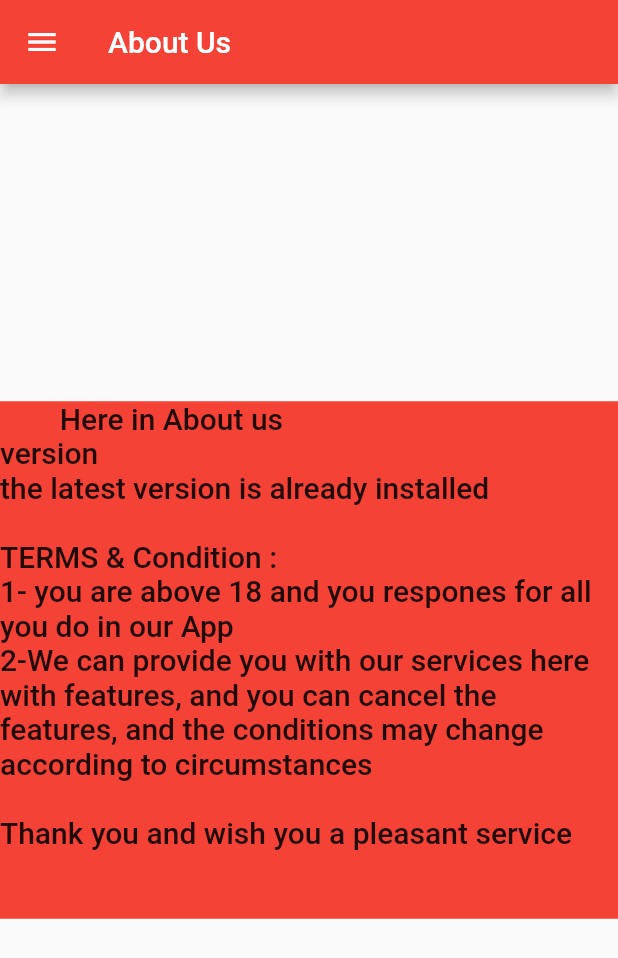
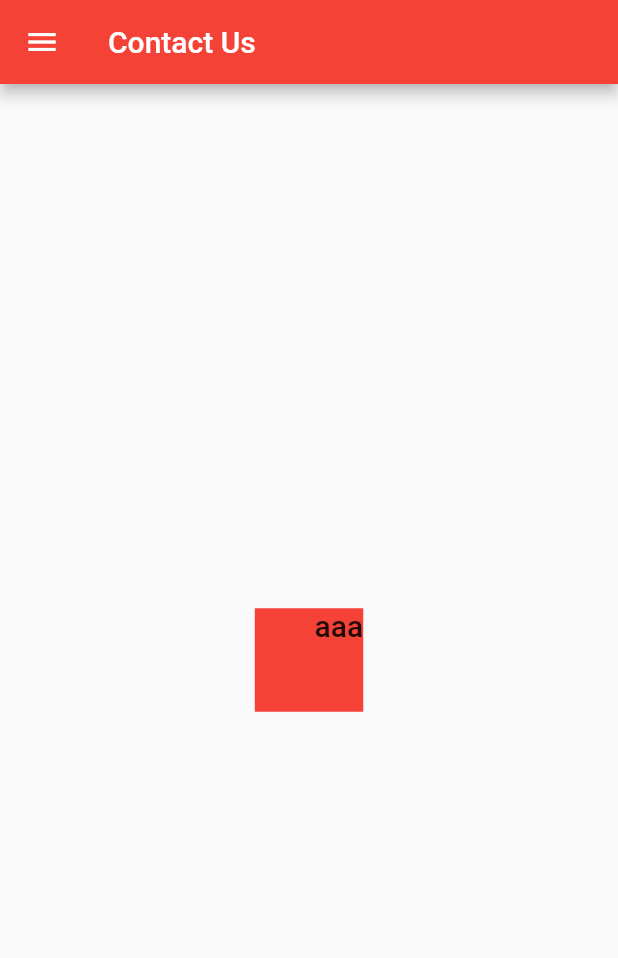
Before and after one commit to m7amad45/pizza_stieve, a Flutter app: what build() shows on an empty page, opened directly, on a phone screen of 412 x 824 dp. Shown: the top 958 px of the screen. Run offline on Flutter 3.47's test engine with Material 2 defaults, Android fonts, the phone set to English and light mode, and no system bars; missing offline and left inert: dart:html.

Commit message:
i add contact page

```diff
--- a/lib/Drawer.dart
+++ b/lib/Drawer.dart
@@ -57,6 +57,12 @@ class DrawerScreen extends StatelessWidget {
             ListFunction: () =>
                 Navigator.pushNamed(context, pageRoutes.registration),
           ),
+          listTile1(
+            ListIcon: Icons.info_outline,
+            ListText: "Contact Us",
+            ListFunction: () =>
+                Navigator.pushNamed(context, pageRoutes.ContactUs),
+          ),
         ],
       ),
     );
--- a/lib/Screens/AboutUs.dart
+++ b/lib/Screens/AboutUs.dart
@@ -43,15 +43,7 @@ Widget build(BuildContext context) {
               color: Theme.of(context).colorScheme.secondary,
               child: Text(
                 """
-        Here in About us
-version
-the latest version is already installed
-
-TERMS & Condition :
-1- you are above 18 and you respones for all you do in our App
-2-We can provide you with our services here with features, and you can cancel the features, and the conditions may change according to circumstances
-
-Thank you and wish you a pleasant service
+        aaa
 
 """,
                 style: Theme.of(context).textTheme.headline6,
--- /dev/null
+++ b/lib/Screens/ContactUs.dart
@@ -0,0 +1,64 @@
+import 'dart:html';
+
+import 'package:flutter/material.dart';
+
+import '../Drawer.dart';
+
+class ContactUsPage extends StatelessWidget {
+  static const String routeName = '/ContactUsPage';
+
+  @override
+  Widget build(BuildContext context) {
+    return new Scaffold(
+      appBar: AppBar(
+        title: Text("Contact Us"),
+      ),
+      body: Center(
+        child: Container(
+          color: Theme.of(context).colorScheme.secondary,
+          child: Text(
+            '''Here in About us
+''',
+            style: Theme.of(context).textTheme.headline6,
+          ),
+        ),
+      ),
+    );
+  }
+}
+
+Widget build(BuildContext context) {
+  return new Scaffold(
+      appBar: AppBar(
+        title: Text("Contact Us"),
+      ),
+      drawer: DrawerScreen(),
+      body: Center(
+          child: Container(
+              color: Theme.of(context).colorScheme.secondary,
+              child: Text(
+                """
+        aaa
+
+""",
+                style: Theme.of(context).textTheme.headline6,
+              ))));
+}
+
+void main() {
+  String phoneNumber = '552961416';
+
+  String formattedPhoneNumber =
+      phoneNumber.replaceFirst("(\d{3})(\d{3})(\d+)", "(\$9) \$6-\$6");
+
+  print('Formatted number ${formattedPhoneNumber}');
+
+  String browserRequirementsUrl = "ammmar0089@gmail.com";
+  var url;
+  var someText = new ParagraphElement()
+    ..innerHtml = "Link can be found <a href= ${url}>here</a>[1].";
+}
+// i take some of Contact us from many apps and internet  :
+//Galary , massage and whatsapp . with some limit action for the user
+// we make Contact us page alone not together is to make it easy to mold operations and change becomes
+// flexible with no interfernce in other pages to avoid Errors .
--- a/lib/main.dart
+++ b/lib/main.dart
@@ -1,5 +1,6 @@
 import 'package:flutter/material.dart';
 import 'package:kp/Screens/AboutUs.dart';
+import 'package:kp/Screens/ContactUs.dart';
 import 'package:kp/Screens/login.dart';
 import 'package:kp/Screens/profilePage.dart';
 import 'package:kp/Screens/registration.dart';
@@ -30,6 +31,7 @@ class MyApp extends StatelessWidget {
         pageRoutes.aboutUs: (context) => aboutUsPage(),
         pageRoutes.profile: (context) => profilePage(),
         pageRoutes.login: (context) => loginPage(),
+        pageRoutes.ContactUs: (context) => ContactUsPage(),
       },
     );
   }
--- a/lib/routes/pageRoute.dart
+++ b/lib/routes/pageRoute.dart
@@ -1,5 +1,6 @@
 import 'package:flutter/material.dart';
 import 'package:kp/Screens/AboutUs.dart';
+import 'package:kp/Screens/ContactUs.dart';
 import 'package:kp/Screens/Home_Page.dart';
 import 'package:kp/Screens/profilePage.dart';
 import 'package:kp/Screens/registration.dart';
@@ -11,4 +12,5 @@ class pageRoutes {
   static const String aboutUs = aboutUsPage.routeName;
   static const String profile = profilePage.routeName;
   static const String login = loginPage.routeName;
+  static const String ContactUs = ContactUsPage.routeName;
 }
```
